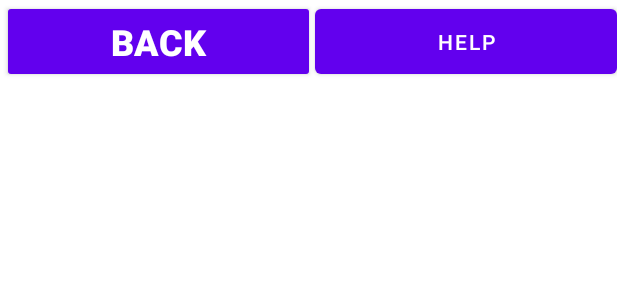
After one commit to Joshua-Krueger/CSIS3126_Krueger2, an Android app: the layout activity_user_fish.xml on its own in the app's theme, with its tools: preview values and no code run, on a phone screen of 412 x 824 dp. The commit adds this screen. Shown: the top 300 px of the screen. Run offline under Robolectric (Android 15) with nearby library versions, the phone set to English and light mode, and no system bars; network calls fail.

Commit message:
Added a way for users to view the pictures that they have added to locations, they can also delete them from this page as well. Users can reach this page from the profile by clicking on the button showing them the number of fish they've "caught"

```diff
--- a/app/src/main/AndroidManifest.xml
+++ b/app/src/main/AndroidManifest.xml
@@ -18,6 +18,9 @@
         android:theme="@style/Theme.MaterialComponents.DayNight.NoActionBar"
         android:usesCleartextTraffic="true"
         tools:targetApi="31">
+        <activity
+            android:name=".UserFishActivity"
+            android:exported="false" />
         <activity
             android:name=".ImageActivity"
             android:exported="false" />
--- a/app/src/main/java/com/example/csis_2023/CoordinateActivity.kt
+++ b/app/src/main/java/com/example/csis_2023/CoordinateActivity.kt
@@ -82,7 +82,7 @@ class CoordinateActivity : AppCompatActivity() {
     //function for the search bar to filter with
     private fun filterLayouts(searchText: String) {
         // gets all of the layouts added by the display function
-        val coordsHolder = findViewById<LinearLayout>(R.id.coordsContainer)
+        val coordsHolder = findViewById<LinearLayout>(R.id.fishContainer)
         val childCount = coordsHolder.childCount
 
         // looks through them
--- a/app/src/main/java/com/example/csis_2023/MapsActivity.kt
+++ b/app/src/main/java/com/example/csis_2023/MapsActivity.kt
@@ -59,7 +59,8 @@ class MapsActivity : AppCompatActivity(), OnMapReadyCallback {
             helpMessage.text = "This page is the map of all locations worldwide!\n\n" +
                     "From this page, you can press the arrow in the top left to return to your profile\n\n" +
                     "You can click on any marker to see its name and description\n\n" +
-                    "After clicking on a marker, you can click the view details button to go to its page!"
+                    "After clicking on a marker, you can click the view details button to go to its page!\n\n" +
+                    "You can also open the marker in google maps by clicking the buttons in the bottom right after selecting a marker!"
 
             closeButton.setOnClickListener {
                 helpDialog.dismiss()
--- a/app/src/main/java/com/example/csis_2023/ProfileActivity.kt
+++ b/app/src/main/java/com/example/csis_2023/ProfileActivity.kt
@@ -59,6 +59,11 @@ class ProfileActivity : AppCompatActivity() {
             }
 
             helpDialog.show()
+        }
+
+        bind.profileFishCountBtn.setOnClickListener{
+            val intent = Intent(this, UserFishActivity::class.java)
+            startActivity(intent)
         }
 
         bind.ChangeProfilePicBtn.setOnClickListener{
--- /dev/null
+++ b/app/src/main/res/layout/activity_user_fish.xml
@@ -0,0 +1,61 @@
+<?xml version="1.0" encoding="utf-8"?>
+<layout xmlns:android="http://schemas.android.com/apk/res/android"
+    xmlns:app="http://schemas.android.com/apk/res-auto"
+    xmlns:tools="http://schemas.android.com/tools">
+
+    <data>
+
+    </data>
+
+    <androidx.constraintlayout.widget.ConstraintLayout
+        android:layout_width="match_parent"
+        android:layout_height="match_parent"
+        tools:context=".CoordinateActivity">
+
+        <LinearLayout
+            android:id="@+id/linearLayout"
+            android:layout_width="410dp"
+            android:layout_height="55dp"
+            android:background="#007A7171"
+            android:orientation="horizontal"
+            app:layout_constraintEnd_toEndOf="parent"
+            app:layout_constraintStart_toStartOf="parent"
+            app:layout_constraintTop_toTopOf="parent">
+
+            <Button
+                android:id="@+id/backBtnCoords"
+                style="@style/Widget.AppCompat.Button"
+                android:layout_width="wrap_content"
+                android:layout_height="match_parent"
+                android:layout_weight="1"
+                android:text="@string/back"
+                android:textColor="#FFFFFF"
+                android:textSize="24sp"
+                android:textStyle="bold" />
+
+            <Button
+                android:id="@+id/helpButtonCoords"
+                android:layout_width="wrap_content"
+                android:layout_height="match_parent"
+                android:layout_weight="1"
+                android:text="Help" />
+        </LinearLayout>
+
+        <ScrollView
+            android:id="@+id/scrollView"
+            android:layout_width="415dp"
+            android:layout_height="567dp"
+            android:background="#FFFFFF"
+            android:contentDescription="@string/scrollable_container_for_coordinate_data"
+            app:layout_constraintBottom_toBottomOf="parent"
+            app:layout_constraintEnd_toEndOf="parent"
+            app:layout_constraintStart_toStartOf="parent">
+
+            <LinearLayout
+                android:id="@+id/fishContainer"
+                android:layout_width="match_parent"
+                android:layout_height="wrap_content"
+                android:orientation="vertical" />
+        </ScrollView>
+    </androidx.constraintlayout.widget.ConstraintLayout>
+</layout>
--- a/app/src/main/res/values/colors.xml
+++ b/app/src/main/res/values/colors.xml
@@ -7,4 +7,5 @@
     <color name="teal_700">#FF018786</color>
     <color name="black">#FF000000</color>
     <color name="white">#FFFFFFFF</color>
+    <color name="red">#FF0000</color>
 </resources>
```
Also changed, not shown: app/src/main/java/com/example/csis_2023/UserFishActivity.kt (added, +147 -0 lines), app/src/main/res/layout/user_fish_item.xml (added, +33 -0 lines).
